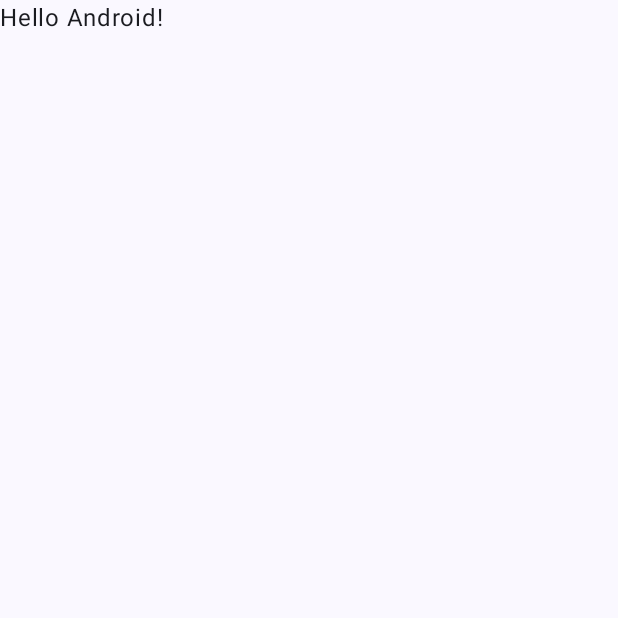
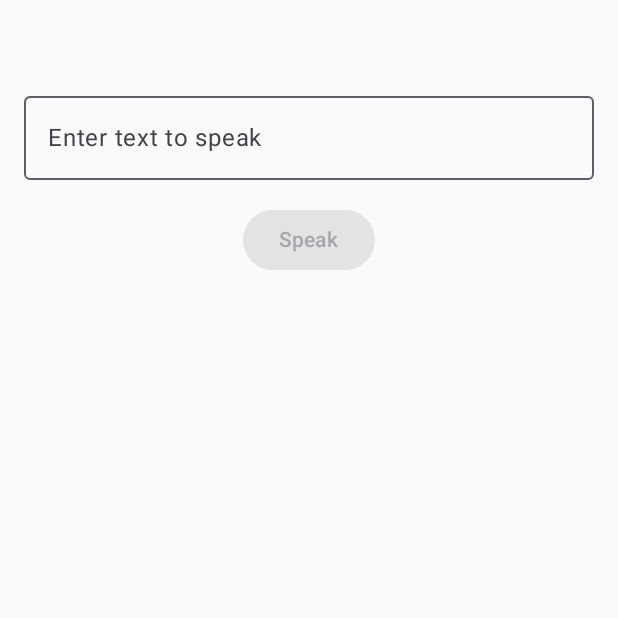
Before and after one commit to kecitclub/teamDefault, an Android app built with Jetpack Compose: the screen it shows after launch (MainActivity), on a phone screen of 412 x 824 dp, the top half of it. Before the commit the part shown is almost empty. Run offline under Robolectric (Android 15) with nearby library versions, the phone set to English and light mode, and no system bars.

Commit message:
feat: add text to speech screen

```diff
--- a/app/build.gradle.kts
+++ b/app/build.gradle.kts
@@ -6,12 +6,12 @@ plugins {
 
 android {
     namespace = "com.example.teamdefault"
-    compileSdk = 34
+    compileSdk = 35
 
     defaultConfig {
         applicationId = "com.example.teamdefault"
         minSdk = 24
-        targetSdk = 34
+        targetSdk = 35
         versionCode = 1
         versionName = "1.0"
 
--- a/app/src/main/java/com/example/teamdefault/MainActivity.kt
+++ b/app/src/main/java/com/example/teamdefault/MainActivity.kt
@@ -1,5 +1,6 @@
 package com.example.teamdefault
 
+import TextToSpeechScreen
 import android.os.Bundle
 import androidx.activity.ComponentActivity
 import androidx.activity.compose.setContent
@@ -19,29 +20,10 @@ class MainActivity : ComponentActivity() {
         enableEdgeToEdge()
         setContent {
             TeamDefaultTheme {
-                Scaffold(modifier = Modifier.fillMaxSize()) { innerPadding ->
-                    Greeting(
-                        name = "Android",
-                        modifier = Modifier.padding(innerPadding)
-                    )
-                }
+
+                    TextToSpeechScreen()
+
             }
         }
     }
 }
-
-@Composable
-fun Greeting(name: String, modifier: Modifier = Modifier) {
-    Text(
-        text = "Hello $name!",
-        modifier = modifier
-    )
-}
-
-@Preview(showBackground = true)
-@Composable
-fun GreetingPreview() {
-    TeamDefaultTheme {
-        Greeting("Android")
-    }
-}
--- /dev/null
+++ b/app/src/main/java/com/example/teamdefault/ui/screen/TextToSpeechScreen.kt
@@ -0,0 +1,67 @@
+import android.speech.tts.TextToSpeech
+import androidx.compose.foundation.layout.*
+import androidx.compose.material3.*
+import androidx.compose.runtime.*
+import androidx.compose.ui.Alignment
+import androidx.compose.ui.Modifier
+import androidx.compose.ui.platform.LocalContext
+import androidx.compose.ui.tooling.preview.Preview
+import androidx.compose.ui.unit.dp
+import java.util.*
+
+@Composable
+fun TextToSpeechScreen() {
+    val context = LocalContext.current
+    var text by remember { mutableStateOf("") }
+    var tts: TextToSpeech? by remember { mutableStateOf(null) }
+    var isSpeaking by remember { mutableStateOf(false) }
+
+    // Initialize TTS engine
+    DisposableEffect(Unit) {
+        tts = TextToSpeech(context) { status ->
+            if (status == TextToSpeech.SUCCESS) {
+                tts?.language = Locale.US
+            }
+        }
+        onDispose {
+            tts?.stop()
+            tts?.shutdown()
+        }
+    }
+
+    Column(
+        modifier = Modifier
+            .fillMaxSize()
+            .padding(top = 40.dp)
+            .padding(16.dp),
+        horizontalAlignment = Alignment.CenterHorizontally,
+        verticalArrangement = Arrangement.spacedBy(16.dp)
+    ) {
+        OutlinedTextField(
+            value = text,
+            onValueChange = { text = it },
+            label = { Text("Enter text to speak") },
+            modifier = Modifier.fillMaxWidth(),
+            maxLines = 5
+        )
+
+            Button(
+                onClick = {
+                    tts?.speak(text, TextToSpeech.QUEUE_FLUSH, null, null)
+                    isSpeaking = true
+                },
+                enabled = text.isNotEmpty() && !isSpeaking,
+            ) {
+                Text("Speak")
+            }
+    }
+}
+
+
+@Preview(showBackground = true)
+@Composable
+private fun TextToSpeechPreview () {
+
+    TextToSpeechScreen()
+
+}
```
